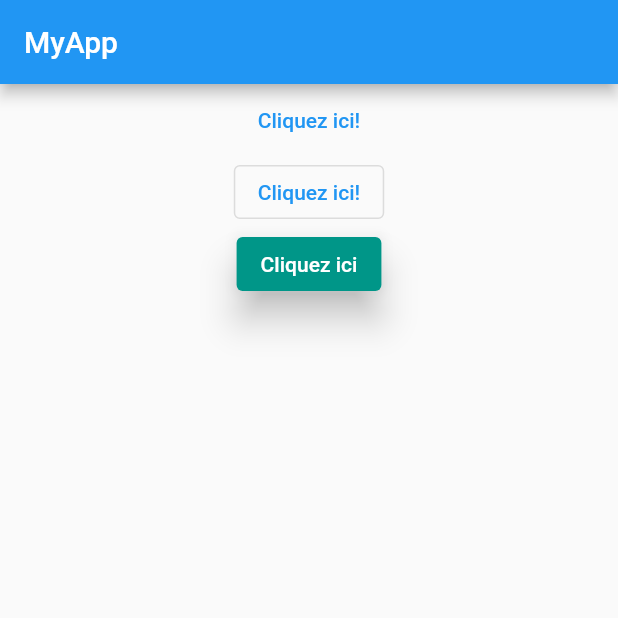
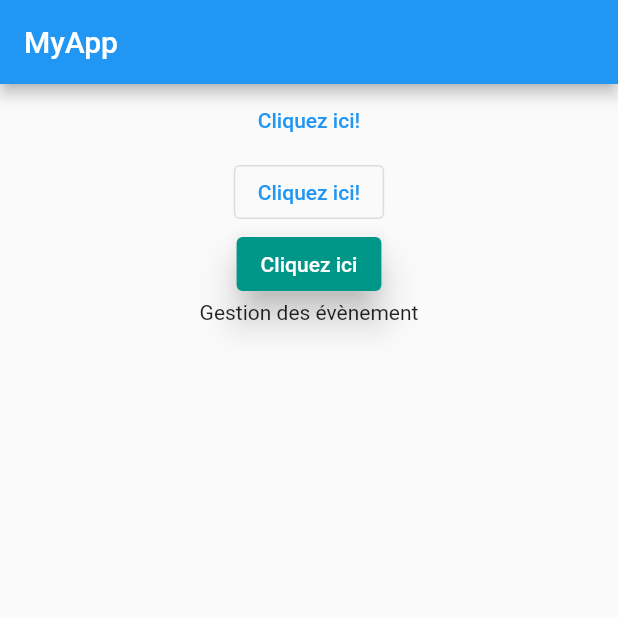
Before and after one commit to AdalbertPungu/flutter_application_demo, a Flutter app: the screen it shows after launch, on a phone screen of 412 x 824 dp, the top half of it. Run offline on Flutter 3.47's test engine with Material 2 defaults, Android fonts, the phone set to English and light mode, and no system bars.

```diff
--- a/lib/main.dart
+++ b/lib/main.dart
@@ -38,6 +38,10 @@ class HomePage extends StatelessWidget {
                   backgroundColor: MaterialStateProperty.all(Colors.teal),
                 ),
               ),
+              GestureDetector(
+                onTap: () => print('clic détecté'),
+                child: Text('Gestion des évènement'),
+              ),
             ],
           ),
         ),
```
